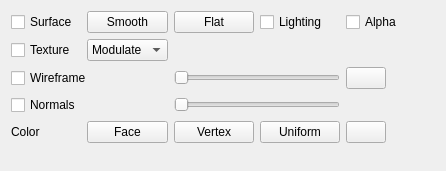
stefanonuvoli/nuvolib, file nvl/viewer/widgets/face_mesh_drawer_widget.ui: the form before one commit.
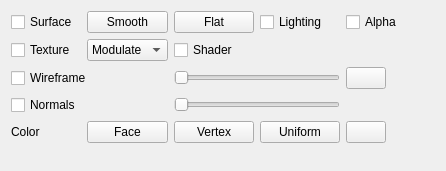
The form after the commit. Custom widgets are drawn as their Qt base class.

Commit message: Face shader visible in the face mesh drawer widget

```diff
--- a/nvl/viewer/widgets/face_mesh_drawer_widget.ui
+++ b/nvl/viewer/widgets/face_mesh_drawer_widget.ui
@@ -232,6 +232,13 @@
      </property>
     </spacer>
    </item>
+   <item row="1" column="3">
+    <widget class="QCheckBox" name="faceShaderCheckBox">
+     <property name="text">
+      <string>Shader</string>
+     </property>
+    </widget>
+   </item>
   </layout>
  </widget>
  <customwidgets>
```
The commit also changes 5 other files.
